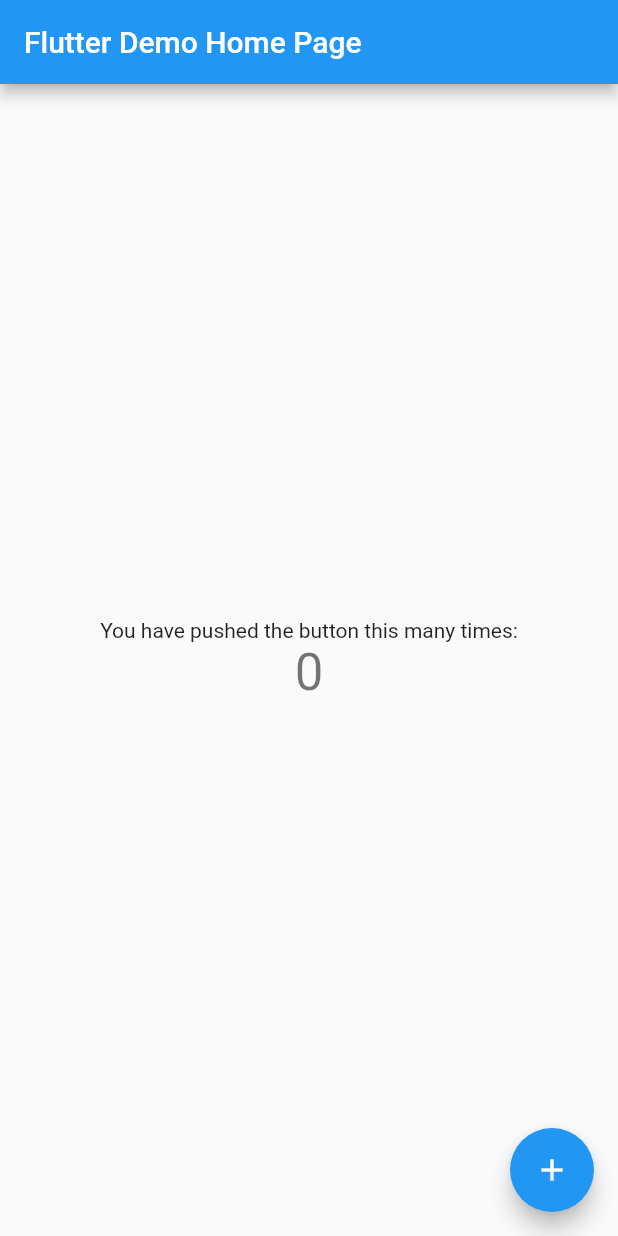
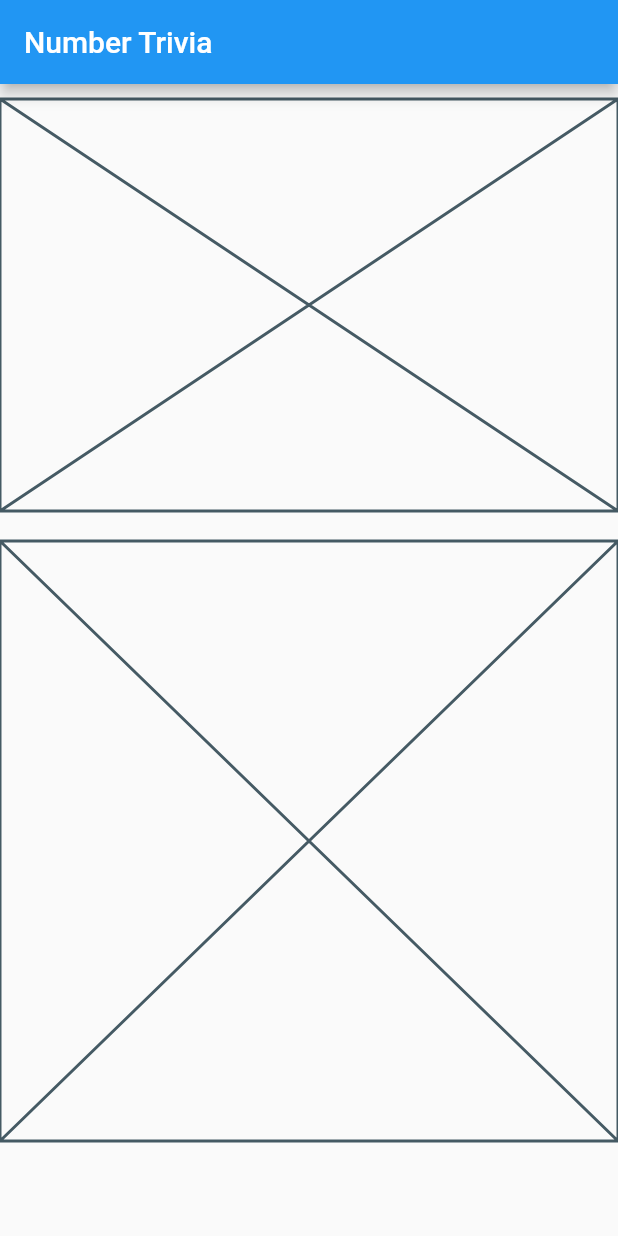
Before and after one commit to therushdevs/flutter_tdd_clean_architecture, a Flutter app: the screen it shows after launch, on a phone screen of 412 x 824 dp. Run offline on Flutter 3.47's test engine with Material 2 defaults, Android fonts, the phone set to English and light mode, and no system bars; our stand-ins replace bloc, dartz, equatable, flutter_bloc, get_it, shared_preferences; missing offline and left inert: data_connection_checker_tv.

Commit message:
Ensured initialization of widget flutter binding, UI develpement started

```diff
--- /dev/null
+++ b/lib/features/number_trivia/presentation/ui-pages/number_trivia_page.dart
@@ -0,0 +1,45 @@
+import 'package:flutter/material.dart';
+import 'package:flutter_bloc/flutter_bloc.dart';
+import 'package:number_trivia_clean_architecture/features/number_trivia/presentation/bloc/number_trivia_bloc.dart';
+import 'package:number_trivia_clean_architecture/injection_container.dart';
+
+class NumberTriviaPage extends StatelessWidget {
+  const NumberTriviaPage({super.key});
+
+  @override
+  Widget build(BuildContext context) {
+    return  SafeArea(
+      child: Scaffold(
+        appBar: AppBar(title: const Text('Number Trivia')),
+        body: buildBody(context),
+        ),
+    );
+  }
+
+  BlocProvider<NumberTriviaBloc> buildBody(BuildContext context) {
+    return BlocProvider(
+        create: (context) => sl<NumberTriviaBloc>(),
+        child: Column(
+          children: [
+            const SizedBox(
+              height: 10,
+            ),
+            // Top half
+            Container(
+              height: MediaQuery.of(context).size.height/3,
+              child: const Placeholder(),
+            ),
+
+            const SizedBox(
+              height: 20,
+            ),
+
+            // bottom half
+            Container(
+              child: const Placeholder(),
+            )
+          ],
+        ),
+      );
+  }
+}
--- a/lib/injection_container.dart
+++ b/lib/injection_container.dart
@@ -10,6 +10,7 @@
 import 'package:number_trivia_clean_architecture/features/number_trivia/presentation/bloc/number_trivia_bloc.dart';
 import 'package:http/http.dart' as http;
 import 'package:shared_preferences/shared_preferences.dart';
+import 'features/number_trivia/domain/usecases/get_random_number_trivia.dart';
 
 final sl = GetIt.instance;
 Future<void> init() async{
@@ -21,28 +22,21 @@
     inputConverter: sl()));
   // Usecases
   sl.registerFactory(() => GetConcreteNumberTrivia(repository: sl()));
-  sl.registerFactory(() => GetConcreteNumberTrivia(repository: sl()));
-
+  sl.registerFactory(() => GetRandomNumberTrivia(repository: sl()));
   // Repository
   sl.registerLazySingleton<NumberTriviaRepository>(() => NumberTriviaRepositoryImpl(
     remoteDatasource: sl(),
     localDatasource: sl(),
     networkInfo: sl()));
-
   // datasource
   sl.registerLazySingleton<NumberTriviaRemoteDatasource>(() => NumberTriviaRemoteDatasourceImpl(httpClient: sl()));
   sl.registerLazySingleton<NumberTriviaLocalDatasource>(() => NumberTriviaLocalDataSourceImpl(pref: sl()));
-
-
-
   /// Core
   sl.registerLazySingleton(() => InputConverter());
   sl.registerLazySingleton<NetworkInfo>(()=>NetworkInfoImpl(dataConnectionChecker: sl()));
-
-
   /// External
   final sharedPreferences = await SharedPreferences.getInstance();
-  sl.registerFactory(() => sharedPreferences);
-  sl.registerFactory(() => http.Client());
-  sl.registerFactory(() => DataConnectionChecker());
+  sl.registerLazySingleton(() => sharedPreferences);
+  sl.registerLazySingleton(() => http.Client());
+  sl.registerLazySingleton(() => DataConnectionChecker());
 }
--- a/lib/main.dart
+++ b/lib/main.dart
@@ -1,6 +1,8 @@
 import 'package:flutter/material.dart';
+import 'features/number_trivia/presentation/ui-pages/number_trivia_page.dart';
 import 'injection_container.dart' as d_injection;
 void main() async{
+  WidgetsFlutterBinding.ensureInitialized();
   await d_injection.init();
   runApp(const MyApp());
 }
@@ -12,58 +14,12 @@
   @override
   Widget build(BuildContext context) {
     return MaterialApp(
+      debugShowCheckedModeBanner: false,
       title: 'Flutter Demo',
       theme: ThemeData(
         primarySwatch: Colors.blue,
       ),
-      home: const MyHomePage(title: 'Flutter Demo Home Page'),
+      home: const NumberTriviaPage(),
     );
   }
 }
-
-class MyHomePage extends StatefulWidget {
-  const MyHomePage({super.key, required this.title});
-
-  final String title;
-
-  @override
-  State<MyHomePage> createState() => _MyHomePageState();
-}
-
-class _MyHomePageState extends State<MyHomePage> {
-  int _counter = 0;
-
-  void _incrementCounter() {
-    setState(() {
-      _counter++;
-    });
-  }
-
-  @override
-  Widget build(BuildContext context) {
-    return Scaffold(
-      appBar: AppBar(
-        title: Text(widget.title),
-      ),
-      body: Center(
-        child: Column(
-          mainAxisAlignment: MainAxisAlignment.center,
-          children: <Widget>[
-            const Text(
-              'You have pushed the button this many times:',
-            ),
-            Text(
-              '$_counter',
-              style: Theme.of(context).textTheme.headlineMedium,
-            ),
-          ],
-        ),
-      ),
-      floatingActionButton: FloatingActionButton(
-        onPressed: _incrementCounter,
-        tooltip: 'Increment',
-        child: const Icon(Icons.add),
-      ),
-    );
-  }
-}
```
